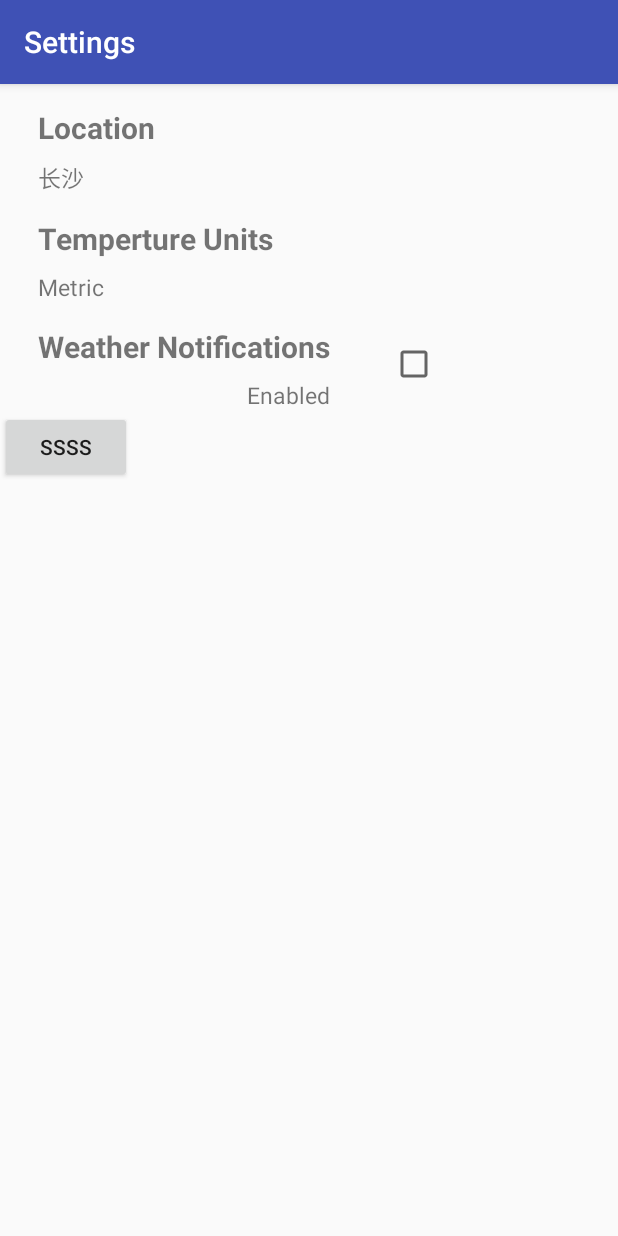
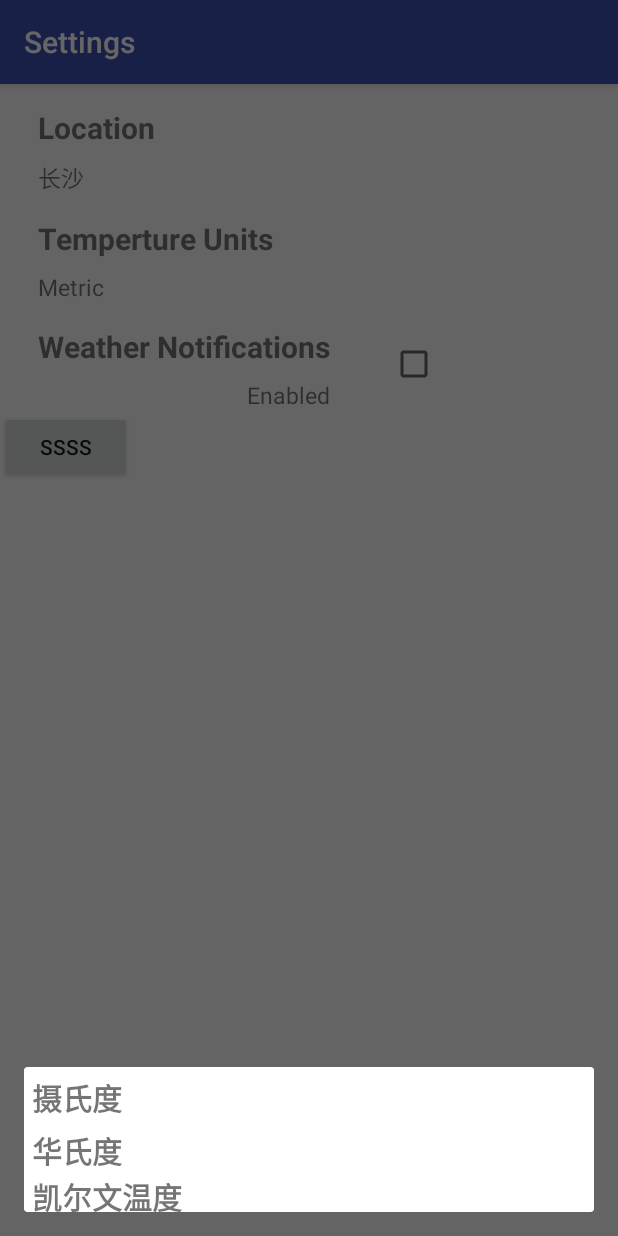
Before and after one commit to HuangDanGeeker/WeatherForecast, an Android app: the SettingsActivity screen opened directly, with no data from a screen before it, after a tap on "Temperture Units", on a phone screen of 412 x 824 dp. Run offline under Robolectric (Android 15) with nearby library versions, the phone set to English and light mode, and no system bars.

Commit message:
为SettingsActivity界面的前两个TextView成功添加事件监听
1.添加新的bottom_dialog_temper_units用来展示温度显示单位选项
2.将先前的实验代码提取到displayDialog()中

```diff
--- a/app/src/main/java/wang/com/weatherforecast/SettingsActivity.java
+++ b/app/src/main/java/wang/com/weatherforecast/SettingsActivity.java
@@ -8,7 +8,6 @@ import android.view.LayoutInflater;
 import android.view.View;
 import android.view.Window;
 import android.view.WindowManager;
-import android.widget.Button;
 import android.widget.CheckBox;
 import android.widget.CompoundButton;
 import android.widget.LinearLayout;
@@ -49,23 +48,23 @@ public class SettingsActivity extends AppCompatActivity {
         locationArea.setOnClickListener(new View.OnClickListener() {
             @Override
             public void onClick(View v) {
-
+                displayDialog(R.layout.bottom_dialog_localtion);
             }
         });
 
         tempertureArea.setOnClickListener(new View.OnClickListener() {
             @Override
             public void onClick(View v) {
-
+                displayDialog(R.layout.bottom_dialog_temper_unit);
             }
         });
 
-        Button btn = (Button) findViewById(R.id.btn);
-        btn.setOnClickListener(new View.OnClickListener() {
-            @Override
-            public void onClick(View v) {
+
+    }
+
+    public void displayDialog(Integer resouce){
         Dialog dialog = new Dialog(SettingsActivity.this);
-                LinearLayout dialogCompnent = (LinearLayout) LayoutInflater.from(SettingsActivity.this).inflate(R.layout.bottom_dialog_localtion, null);
+        LinearLayout dialogCompnent = (LinearLayout) LayoutInflater.from(SettingsActivity.this).inflate(resouce, null);
         dialog.setContentView(dialogCompnent);
         Window window = dialog.getWindow();
         window.setGravity(Gravity.BOTTOM);
@@ -79,7 +78,4 @@ public class SettingsActivity extends AppCompatActivity {
         window.setAttributes(lp);
         dialog.show();
     }
-        });
-
 }
-}
--- /dev/null
+++ b/app/src/main/res/layout/bottom_dialog_temper_unit.xml
@@ -0,0 +1,32 @@
+<?xml version="1.0" encoding="utf-8"?>
+<LinearLayout xmlns:android="http://schemas.android.com/apk/res/android"
+    android:orientation="vertical" android:layout_width="match_parent"
+    android:layout_height="match_parent">
+
+    <TextView
+        android:text="摄氏度"
+        android:textSize="20dp"
+        android:textStyle="bold"
+        android:layout_marginTop="5dp"
+        android:layout_marginLeft="5dp"
+        android:layout_marginBottom="5dp"
+        android:layout_width="match_parent"
+        android:layout_height="30dp" />
+    <TextView
+        android:text="华氏度"
+        android:textSize="20dp"
+        android:textStyle="bold"
+        android:layout_marginLeft="5dp"
+        android:layout_marginBottom="5dp"
+        android:layout_width="match_parent"
+        android:layout_height="25dp" />
+    <TextView
+        android:text="凯尔文温度"
+        android:textSize="20dp"
+        android:textStyle="bold"
+        android:layout_marginLeft="5dp"
+        android:layout_marginBottom="5dp"
+        android:layout_width="match_parent"
+        android:layout_height="52dp" />
+
+</LinearLayout>
```
Lines whose indentation alone changed are shown as unchanged.
